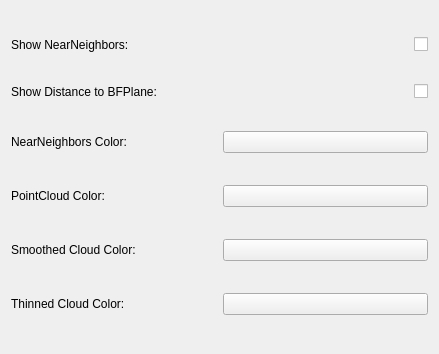
Old version of the form SettingsWindow.ui in the repository helguson/de.ovgu.itds2016.g3.
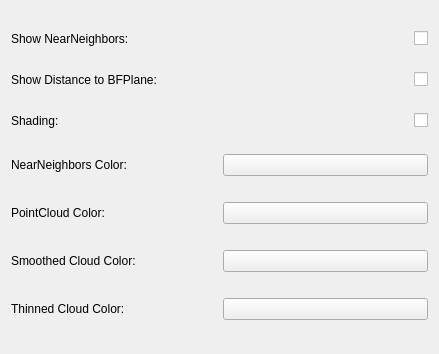
New version of the form.

Commit message: add settings for Shading, add normalvector in Model, normalptr in pointcloud, compute normalvectors in algorithms

Diff of the .ui file:
```diff
--- a/SettingsWindow.ui
+++ b/SettingsWindow.ui
@@ -53,6 +53,24 @@
      </item>
     </layout>
    </item>
+   <item>
+    <layout class="QHBoxLayout" name="horizontalLayout_7">
+     <item>
+      <widget class="QLabel" name="label_7">
+       <property name="text">
+        <string>Shading:</string>
+       </property>
+      </widget>
+     </item>
+     <item alignment="Qt::AlignRight">
+      <widget class="QCheckBox" name="shcb">
+       <property name="text">
+        <string/>
+       </property>
+      </widget>
+     </item>
+    </layout>
+   </item>
    <item>
     <layout class="QHBoxLayout" name="horizontalLayout_4">
      <item>
```
Left out of the diff: 25 changed lines with no effect on the pictures. The commit also changes 20 other files.
